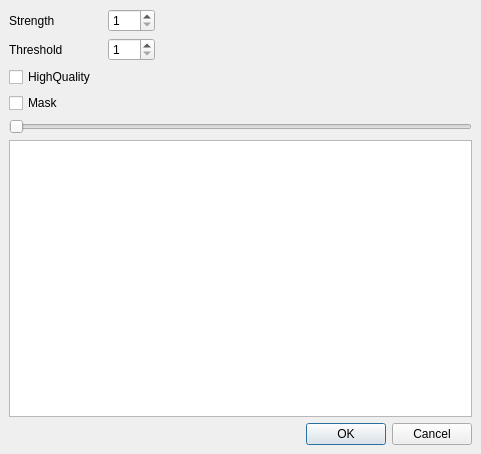
This is utilities/sourcecode/avidemux2-master/avidemux_plugins/ADM_videoFilters6/mSharpen/qt4/msharpen.ui in goanimate-archive-organization/wrapper-offIine as Qt 5 draws it before an edit. The edited form follows.
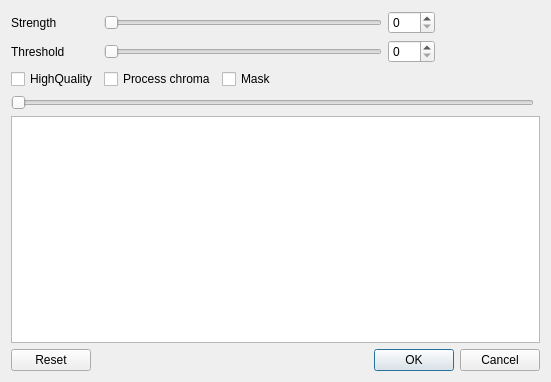
This is the edited form. Custom widgets are drawn as their Qt base class.

What changed in the file:
```diff
--- a/utilities/sourcecode/avidemux2-master/avidemux_plugins/ADM_videoFilters6/mSharpen/qt4/msharpen.ui
+++ b/utilities/sourcecode/avidemux2-master/avidemux_plugins/ADM_videoFilters6/mSharpen/qt4/msharpen.ui
@@ -6,8 +6,8 @@
    <rect>
     <x>0</x>
     <y>0</y>
-    <width>481</width>
-    <height>454</height>
+    <width>551</width>
+    <height>382</height>
    </rect>
   </property>
   <property name="windowTitle">
@@ -16,142 +16,136 @@
   <property name="modal">
    <bool>true</bool>
   </property>
-  <layout class="QGridLayout">
-   <property name="leftMargin">
-    <number>9</number>
-   </property>
-   <property name="topMargin">
-    <number>9</number>
-   </property>
-   <property name="rightMargin">
-    <number>9</number>
-   </property>
-   <property name="bottomMargin">
-    <number>9</number>
-   </property>
-   <property name="spacing">
-    <number>6</number>
-   </property>
-   <item row="2" column="3">
-    <spacer>
-     <property name="orientation">
-      <enum>Qt::Horizontal</enum>
-     </property>
-     <property name="sizeHint" stdset="0">
-      <size>
-       <width>40</width>
-       <height>20</height>
-      </size>
-     </property>
-    </spacer>
+  <layout class="QGridLayout" name="gridLayout_2">
+   <item row="2" column="0" rowspan="4" colspan="2">
+    <layout class="QHBoxLayout" name="toolboxLayout"/>
    </item>
-   <item row="1" column="3">
-    <spacer>
-     <property name="orientation">
-      <enum>Qt::Horizontal</enum>
-     </property>
-     <property name="sizeHint" stdset="0">
-      <size>
-       <width>40</width>
-       <height>20</height>
-      </size>
-     </property>
-    </spacer>
-   </item>
-   <item row="0" column="3">
-    <spacer>
-     <property name="orientation">
-      <enum>Qt::Horizontal</enum>
-     </property>
-     <property name="sizeHint" stdset="0">
-      <size>
-       <width>40</width>
-       <height>20</height>
-      </size>
-     </property>
-    </spacer>
-   </item>
-   <item row="3" column="0" colspan="3">
-    <widget class="QCheckBox" name="checkBoxMask">
-     <property name="text">
-      <string>Mask</string>
-     </property>
-    </widget>
-   </item>
-   <item row="3" column="3">
-    <spacer>
-     <property name="orientation">
-      <enum>Qt::Horizontal</enum>
-     </property>
-     <property name="sizeHint" stdset="0">
-      <size>
-       <width>40</width>
-       <height>20</height>
-      </size>
-     </property>
-    </spacer>
-   </item>
-   <item row="5" column="0" colspan="4">
-    <widget class="ADM_QSlider" name="horizontalSlider">
-     <property name="orientation">
-      <enum>Qt::Horizontal</enum>
-     </property>
-    </widget>
-   </item>
-   <item row="7" column="1" colspan="3">
+   <item row="9" column="0" colspan="2">
     <widget class="QDialogButtonBox" name="buttonBox">
      <property name="orientation">
       <enum>Qt::Horizontal</enum>
      </property>
      <property name="standardButtons">
-      <set>QDialogButtonBox::Cancel|QDialogButtonBox::Ok</set>
+      <set>QDialogButtonBox::Cancel|QDialogButtonBox::Ok|QDialogButtonBox::Reset</set>
      </property>
     </widget>
    </item>
+   <item row="7" column="0" colspan="2">
+    <widget class="QGraphicsView" name="graphicsView">
+     <property name="focusPolicy">
+      <enum>Qt::NoFocus</enum>
+     </property>
+    </widget>
+   </item>
    <item row="0" column="0">
-    <widget class="QLabel" name="label">
+    <layout class="QGridLayout" name="mainControls">
+     <item row="3" column="1">
+      <widget class="QCheckBox" name="checkBoxChroma">
+       <property name="text">
+        <string>Process chroma</string>
+       </property>
+      </widget>
+     </item>
+     <item row="0" column="0">
+      <widget class="QLabel" name="labelStrength">
      <property name="text">
       <string>Strength</string>
      </property>
     </widget>
    </item>
-   <item row="6" column="0" colspan="4">
-    <widget class="QGraphicsView" name="graphicsView"/>
+     <item row="3" column="0">
+      <widget class="QCheckBox" name="checkBoxHQ">
+       <property name="text">
+        <string>HighQuality</string>
+       </property>
+      </widget>
    </item>
    <item row="1" column="0">
-    <widget class="QLabel" name="label_2">
+      <widget class="QLabel" name="labelThreshold">
      <property name="text">
       <string>Threshold</string>
      </property>
     </widget>
    </item>
-   <item row="4" column="0">
-    <layout class="QHBoxLayout" name="toolboxLayout"/>
-   </item>
-   <item row="2" column="0">
-    <widget class="QCheckBox" name="CheckBoxHQ">
+     <item row="3" column="2">
+      <widget class="QCheckBox" name="checkBoxMask">
      <property name="text">
-      <string>HighQuality</string>
+        <string>Mask</string>
      </property>
     </widget>
    </item>
-   <item row="0" column="2">
+     <item row="0" column="4">
     <widget class="QSpinBox" name="spinBoxStrength">
      <property name="minimum">
-      <number>1</number>
+        <number>0</number>
      </property>
      <property name="maximum">
       <number>255</number>
      </property>
     </widget>
    </item>
-   <item row="1" column="2">
+     <item row="1" column="4">
     <widget class="QSpinBox" name="spinBoxThreshold">
      <property name="minimum">
-      <number>1</number>
+        <number>0</number>
      </property>
      <property name="maximum">
       <number>255</number>
+       </property>
+      </widget>
+     </item>
+     <item row="0" column="5">
+      <spacer>
+       <property name="orientation">
+        <enum>Qt::Horizontal</enum>
+       </property>
+       <property name="sizeHint" stdset="0">
+        <size>
+         <width>40</width>
+         <height>20</height>
+        </size>
+       </property>
+      </spacer>
+     </item>
+     <item row="0" column="1" colspan="3">
+      <widget class="QSlider" name="horizontalSliderStrength">
+       <property name="maximum">
+        <number>255</number>
+       </property>
+       <property name="orientation">
+        <enum>Qt::Horizontal</enum>
+       </property>
+      </widget>
+     </item>
+     <item row="1" column="1" colspan="3">
+      <widget class="QSlider" name="horizontalSliderThreshold">
+       <property name="maximum">
+        <number>255</number>
+       </property>
+       <property name="orientation">
+        <enum>Qt::Horizontal</enum>
+       </property>
+      </widget>
+     </item>
+     <item row="3" column="3">
+      <spacer name="horizontalSpacer">
+       <property name="orientation">
+        <enum>Qt::Horizontal</enum>
+       </property>
+       <property name="sizeHint" stdset="0">
+        <size>
+         <width>40</width>
+         <height>20</height>
+        </size>
+       </property>
+      </spacer>
+     </item>
+    </layout>
+   </item>
+   <item row="6" column="0">
+    <widget class="ADM_QSlider" name="horizontalSlider">
+     <property name="orientation">
+      <enum>Qt::Horizontal</enum>
      </property>
     </widget>
    </item>
```
Lines whose indentation alone changed are shown as unchanged.
